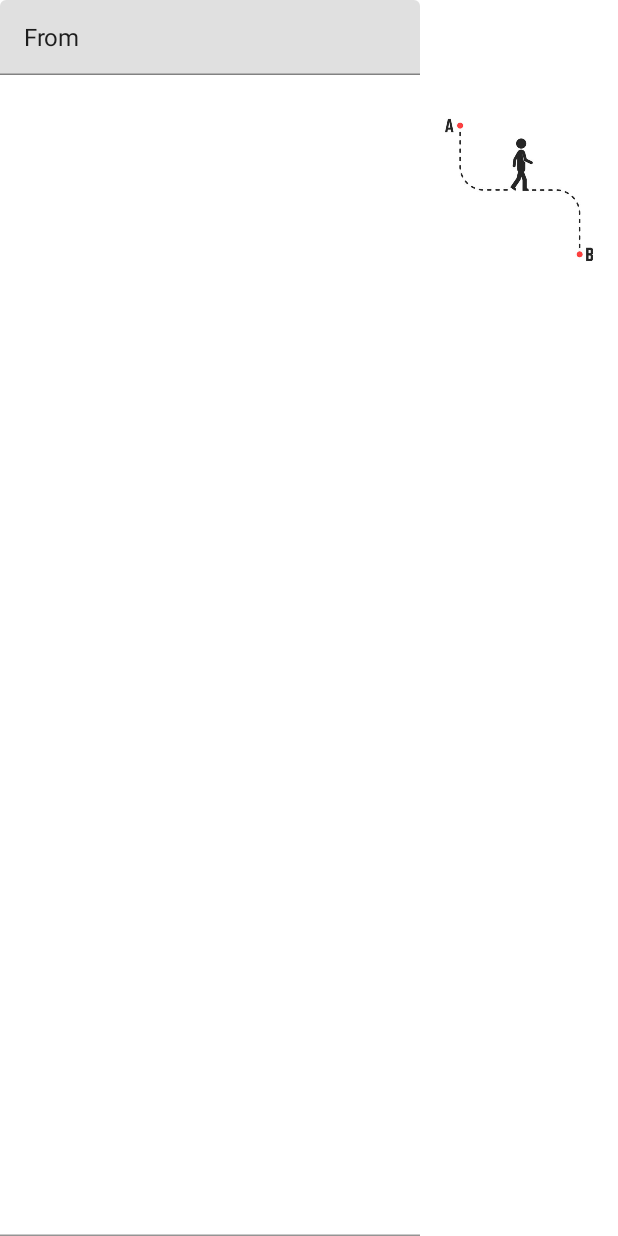
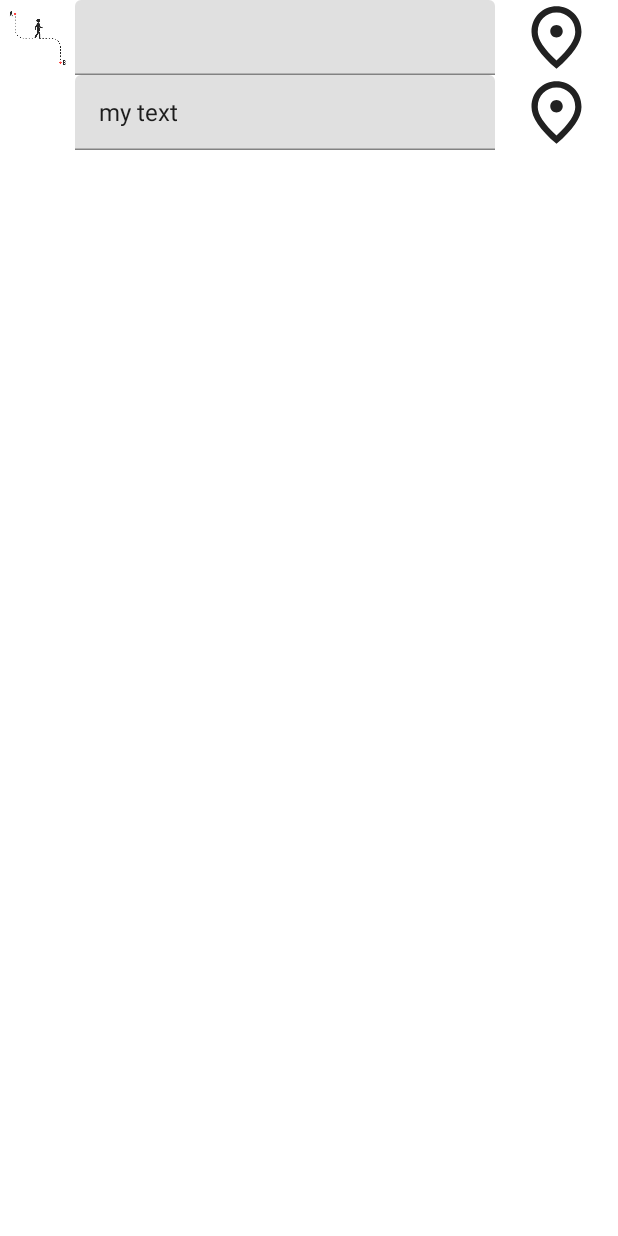
Before and after one commit to Tamilvanantmv/EasyMove, an Android app built with Jetpack Compose: the screen it shows after launch (MainActivity), on a phone screen of 412 x 824 dp. Run offline under Robolectric (Android 15) with nearby library versions, the phone set to English and light mode, and no system bars.

Commit message:
Trying to setup from beginning

```diff
--- a/app/src/main/java/com/example/easymove/screens/MainScreen.kt
+++ b/app/src/main/java/com/example/easymove/screens/MainScreen.kt
@@ -1,12 +1,19 @@
 package com.example.easymove.screens
 
+import android.util.Log
 import androidx.compose.foundation.Image
+import androidx.compose.foundation.clickable
 import androidx.compose.foundation.layout.*
 import androidx.compose.material.Card
+import androidx.compose.material.Icon
 import androidx.compose.material.Surface
 import androidx.compose.material.Text
 import androidx.compose.material.TextField
+import androidx.compose.material.icons.Icons
+import androidx.compose.material.icons.outlined.Place
 import androidx.compose.runtime.Composable
+import androidx.compose.runtime.mutableStateOf
+import androidx.compose.runtime.remember
 import androidx.compose.ui.Alignment
 import androidx.compose.ui.Modifier
 import androidx.compose.ui.graphics.Color
@@ -15,33 +22,49 @@ import androidx.compose.ui.res.painterResource
 import androidx.compose.ui.unit.dp
 import androidx.navigation.NavController
 import com.example.easymove.R
+import androidx.compose.runtime.getValue
+import androidx.compose.runtime.setValue
 
 @Composable
 fun MainScreen(navController: NavController) {
+
     Surface(modifier = Modifier.fillMaxSize(), elevation = 10.dp) {
 
         Column() {
             Row(modifier = Modifier.fillMaxSize()) {
-
-                Column() {
-                    TextField(value = "From", onValueChange = {}, modifier = Modifier.height(50.dp))
-                }
-
                 Image(
                     painter = painterResource(id = R.drawable.from_to),
                     contentDescription = "Source-destination image",
                     contentScale = ContentScale.FillWidth,
                     alignment = Alignment.Center,
-                    modifier = Modifier.size(250.dp)
+                    modifier = Modifier.size(50.dp)
                 )
-            }
-            Row(modifier = Modifier.fillMaxSize()) {
+
                 Column() {
-                    TextField(value = "To", onValueChange = {}, modifier = Modifier.height(50.dp))
+                    Row() {
+                        var fromText: String by remember { mutableStateOf("") }
+                        TextField(
+                            value = fromText,
+                            onValueChange = { fromText = it },
+                            modifier = Modifier.height(50.dp)
+                        )
+                        Icon(Icons.Outlined.Place, contentDescription = "Testing the place", modifier = Modifier.clickable {
+                            Log.i("Location", "From location")
+                        }.fillMaxWidth().size(50.dp))
+                    }
+                    Row() {
+                        var toText by remember { mutableStateOf("") }
+                        TextField(
+                            value = "my text",
+                            onValueChange = { toText = it },
+                            modifier = Modifier.height(50.dp)
+                        )
+                        Icon(Icons.Outlined.Place, contentDescription = "Testing the place", modifier = Modifier.clickable {
+                            openMap() }.fillMaxWidth().size(50.dp))
+                    }
                 }
             }
         }
 
     }
-
 }
--- /dev/null
+++ b/app/src/main/java/com/example/easymove/screens/MapScreen.kt
@@ -0,0 +1,7 @@
+package com.example.easymove.screens
+
+import android.util.Log
+
+fun openMap() {
+    Log.d("Map", "Opening the map")
+}
```
